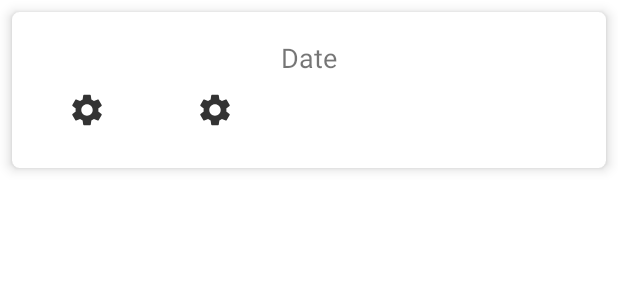
After one commit to alexpergar/lifitdown, an Android app: the layout exercise_show_item.xml on its own in the app's theme, with its tools: preview values and no code run, on a phone screen of 412 x 824 dp. The commit adds this screen. Shown: the top 300 px of the screen. Run offline under Robolectric (Android 15) with nearby library versions, the phone set to English and light mode, and no system bars.

Commit message:
exercise fragment created an working. You can click on an exercise name and it will transition the fragment container to the exercise fragment and show every training of that exercise and its corresponding date

```diff
--- a/app/src/main/java/com/aleperaltagar/simpleworkoutnotebook/DatabaseFiles/ExerciseDao.java
+++ b/app/src/main/java/com/aleperaltagar/simpleworkoutnotebook/DatabaseFiles/ExerciseDao.java
@@ -26,4 +26,7 @@ public interface ExerciseDao {
 
     @Query("SELECT * FROM exercises WHERE calendar=:calendarInLong")
     List<Exercise> getItemsByDate(long calendarInLong);
+
+    @Query("SELECT * FROM exercises WHERE name=:name")
+    List<Exercise> getItemsByName(String name);
 }
--- a/app/src/main/java/com/aleperaltagar/simpleworkoutnotebook/Utils.java
+++ b/app/src/main/java/com/aleperaltagar/simpleworkoutnotebook/Utils.java
@@ -25,7 +25,6 @@ public class Utils {
         return true;
     }
 
-
     public static boolean updateDatabase(Context context, int exerciseId, String name, ArrayList<Set> newSets) {
         Gson gson = new Gson();
         String newSetsJson = gson.toJson(newSets);
@@ -37,6 +36,10 @@ public class Utils {
         return (ArrayList<Exercise>) ExercisesDatabase.getInstance(context).exerciseDao().getItemsByDate(calendar.getTimeInMillis());
     }
 
+    public static ArrayList<Exercise> getItemsByName(Context context, String name) {
+        return (ArrayList<Exercise>) ExercisesDatabase.getInstance(context).exerciseDao().getItemsByName(name);
+    }
+
     public static int getSetID() {
         ID_SET++;
         return ID_SET;
--- /dev/null
+++ b/app/src/main/res/layout/exercise_show_item.xml
@@ -0,0 +1,59 @@
+<?xml version="1.0" encoding="utf-8"?>
+<com.google.android.material.card.MaterialCardView xmlns:android="http://schemas.android.com/apk/res/android"
+    xmlns:app="http://schemas.android.com/apk/res-auto"
+    xmlns:tools="http://schemas.android.com/tools"
+    android:id="@+id/showExerciseParent"
+    android:layout_width="match_parent"
+    android:layout_height="wrap_content"
+    android:layout_margin="8dp"
+    android:padding="5dp"
+    app:cardCornerRadius="5dp"
+    app:cardElevation="5dp">
+
+    <androidx.constraintlayout.widget.ConstraintLayout
+        android:layout_width="match_parent"
+        android:layout_height="wrap_content"
+        android:layout_margin="18dp">
+
+        <TextView
+            android:id="@+id/showExerciseDate"
+            android:layout_width="wrap_content"
+            android:layout_height="wrap_content"
+            android:text="Date"
+            android:textSize="18sp"
+            app:layout_constraintEnd_toEndOf="parent"
+            app:layout_constraintStart_toStartOf="parent"
+            app:layout_constraintTop_toTopOf="parent" />
+
+        <ImageView
+            android:id="@+id/weight"
+            android:layout_width="25dp"
+            android:layout_height="25dp"
+            android:layout_marginStart="19dp"
+            android:layout_marginTop="10dp"
+            android:src="@drawable/ic_settings"
+            app:layout_constraintStart_toStartOf="parent"
+            app:layout_constraintTop_toBottomOf="@+id/showExerciseDate" />
+
+        <ImageView
+            android:id="@+id/reps"
+            android:layout_width="25dp"
+            android:layout_height="25dp"
+            android:layout_marginStart="60dp"
+            android:layout_marginTop="10dp"
+            android:src="@drawable/ic_settings"
+            app:layout_constraintStart_toEndOf="@+id/weight"
+            app:layout_constraintTop_toBottomOf="@+id/showExerciseDate" />
+
+        <androidx.recyclerview.widget.RecyclerView
+            android:id="@+id/showSetsRecView"
+            android:layout_width="match_parent"
+            android:layout_height="wrap_content"
+            android:layout_alignParentBottom="true"
+            android:layout_marginTop="8dp"
+            app:layout_constraintStart_toStartOf="parent"
+            app:layout_constraintTop_toBottomOf="@+id/reps" />
+
+    </androidx.constraintlayout.widget.ConstraintLayout>
+
+</com.google.android.material.card.MaterialCardView>
```
Also changed, not shown: app/src/main/java/com/aleperaltagar/simpleworkoutnotebook/ExerciseAdapter.java (+8 -2 lines), app/src/main/java/com/aleperaltagar/simpleworkoutnotebook/ExerciseFragment.java (added, +62 -0 lines), app/src/main/java/com/aleperaltagar/simpleworkoutnotebook/ExerciseShowAdapter.java (added, +76 -0 lines), app/src/main/java/com/aleperaltagar/simpleworkoutnotebook/SetAdapter.java (+11 -7 lines), app/src/main/res/layout/fragment_exercise.xml (added, +17 -0 lines).
